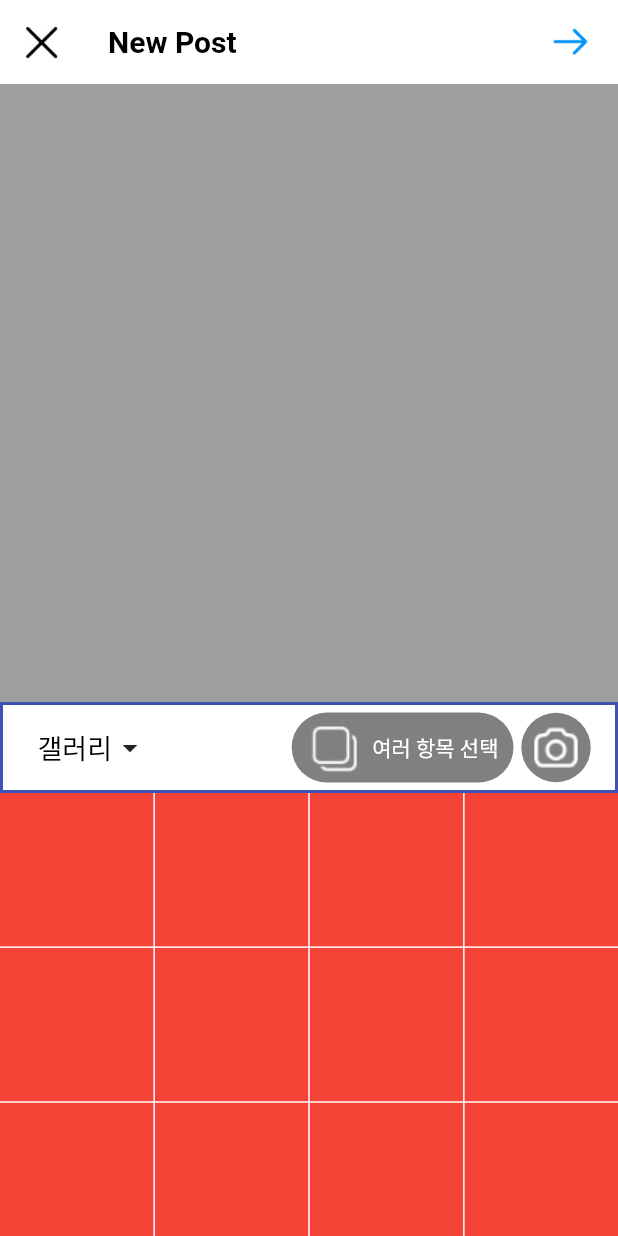
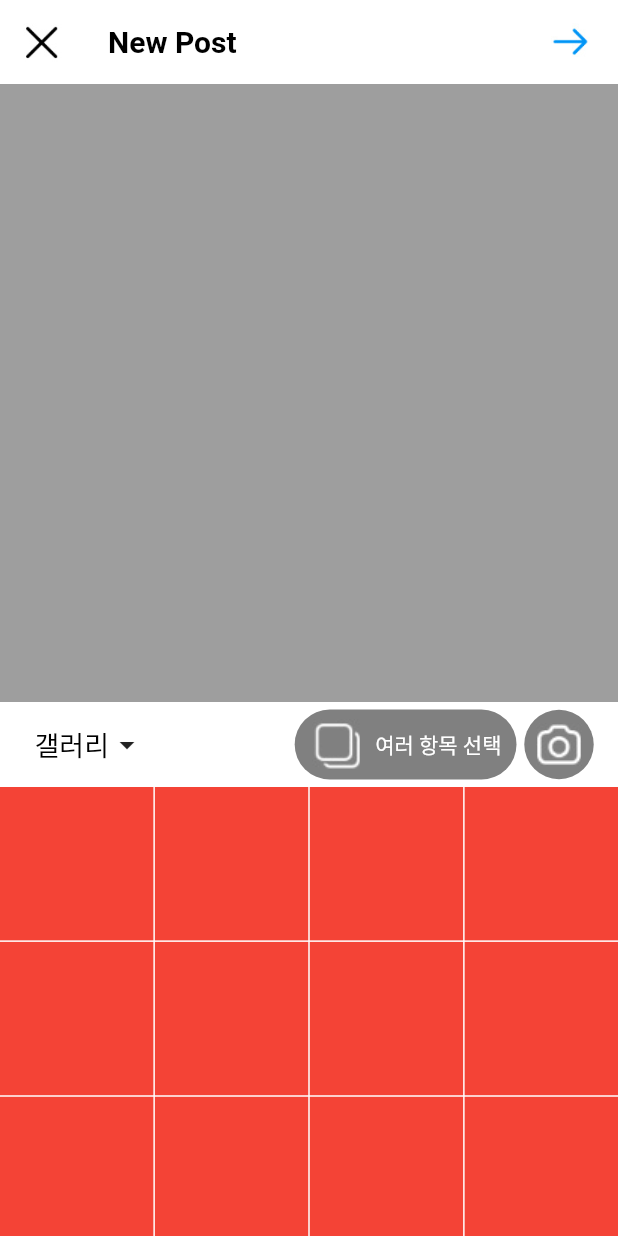
Before and after one commit to deckore/clone_sns_insta, a Flutter app: the screen it shows after launch, item 3 of the bottom bar chosen, on a phone screen of 412 x 824 dp. Run offline on Flutter 3.47's test engine with Material 2 defaults, Android fonts, the phone set to English and light mode, and no system bars; our stand-ins replace cached_network_image, expandable_text, get; missing offline and left inert: photo_manager; network calls fail.

Commit message:
Eliminating debugging Widget

```diff
--- a/lib/src/pages/upload.dart
+++ b/lib/src/pages/upload.dart
@@ -55,12 +55,7 @@ class _UploadState extends State<Upload> {
   }
 
   Widget _header() {
-    return Container(
-      decoration: BoxDecoration(
-        border: Border.all(
-            color: Colors.indigo, width: 2, style: BorderStyle.solid),
-      ),
-      child: Padding(
+    return Padding(
       padding: const EdgeInsets.symmetric(horizontal: 15, vertical: 5),
       child: Row(
         mainAxisAlignment: MainAxisAlignment.spaceBetween,
@@ -111,7 +106,6 @@ class _UploadState extends State<Upload> {
             ],
           ),
         ],
-        ),
       ),
     );
   }
```
Lines whose indentation alone changed are shown as unchanged.
